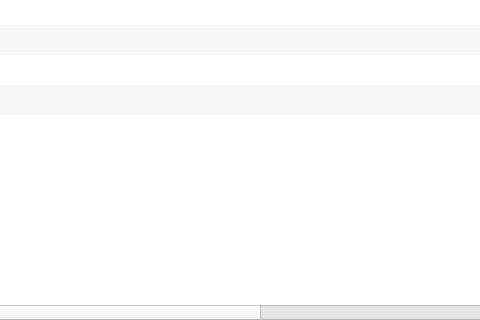
First picture: the form in ui/qubemanager.ui, repository QubesOS/qubes-manager, before the edit; both pictures show x 331 to 811 and y 280 to 600 of the 1100 by 600 pixel window.
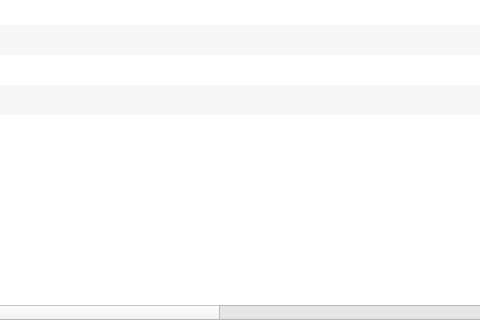
Second picture: the form after the edit. Icons and pictures are not drawn.

Commit message:
Added virt mode column to Qube Manager
Just another column that shows the
contents of virt_mode property.

fixes QubesOS/qubes-issues#4702

```diff
--- a/ui/qubemanager.ui
+++ b/ui/qubemanager.ui
@@ -136,7 +136,7 @@
        <number>10</number>
       </property>
       <property name="columnCount">
-       <number>13</number>
+       <number>14</number>
       </property>
       <attribute name="horizontalHeaderCascadingSectionResizes">
        <bool>false</bool>
@@ -248,6 +248,11 @@
 Template</string>
        </property>
       </column>
+      <column>
+       <property name="text">
+        <string>Virtualization Mode</string>
+       </property>
+      </column>
      </widget>
     </item>
    </layout>
```
Left out of the diff: 12 changed lines with no effect on the pictures. The commit also changes 1 other file.
